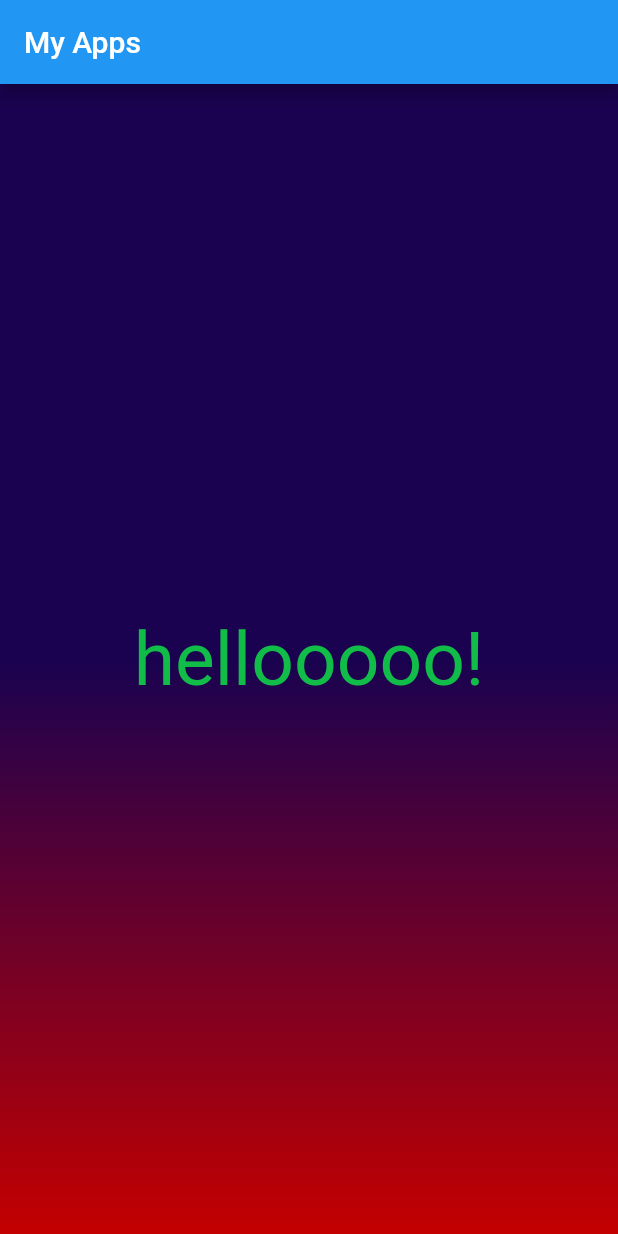
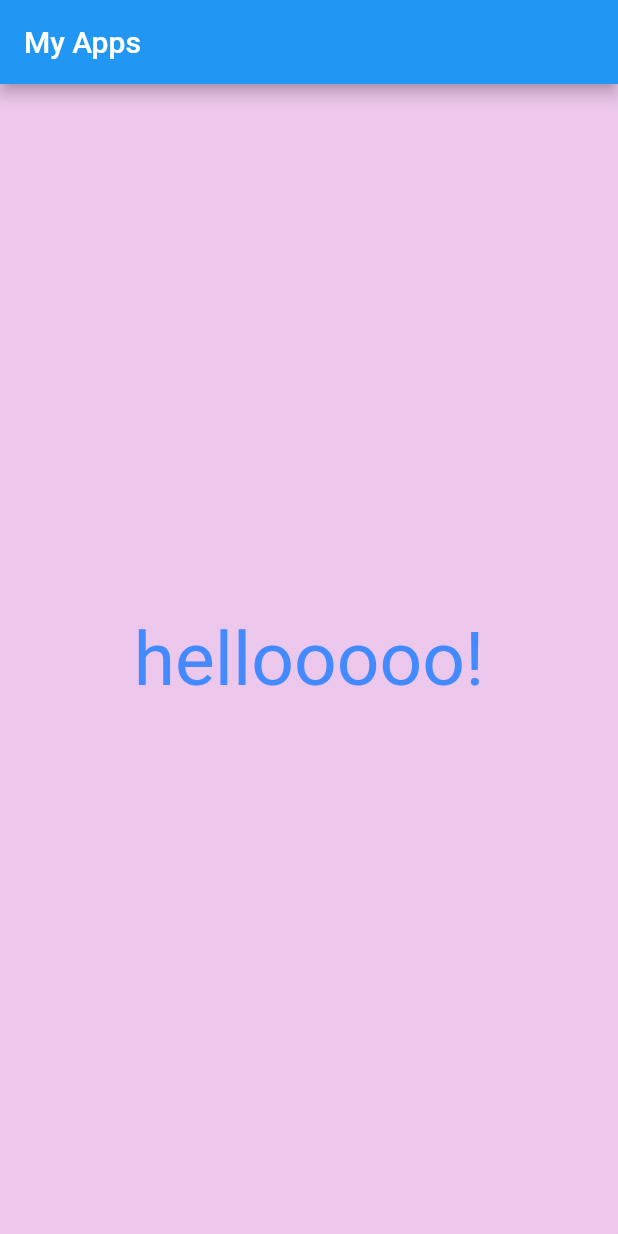
Before and after one commit to ahmadgalang/flutter-practice-one, a Flutter app: the screen it shows after launch, on a phone screen of 412 x 824 dp. Run offline on Flutter 3.47's test engine with Material 2 defaults, Android fonts, the phone set to English and light mode, and no system bars.

Commit message:
Practice: Reusable Widgets & Constructor Functions

```diff
--- a/lib/gradient_container.dart
+++ b/lib/gradient_container.dart
@@ -1,24 +1,25 @@
 import 'package:flutter/material.dart';
 import 'package:my_app/styled_text.dart';
 
-var alignmentCenter = Alignment.center;
-var bottomCenter = Alignment.bottomCenter;
+const alignmentCenter = Alignment.center;
+const bottomCenter = Alignment.bottomCenter;
 
 class GradientContainer extends StatelessWidget {
-  const GradientContainer({super.key});
+  const GradientContainer(this.color1, this.color2, {super.key});
+
+  final Color color1;
+  final Color color2;
 
   @override
   Widget build(context) {
     return Container(
       decoration: BoxDecoration(
-        gradient: LinearGradient(colors: const [
-          Color.fromARGB(255, 26, 2, 80),
-          Color.fromARGB(255, 196, 0, 0)
-        ], begin: alignmentCenter, end: bottomCenter),
+        gradient: LinearGradient(
+            colors: [color1, color2],
+            begin: alignmentCenter,
+            end: bottomCenter),
       ),
-      child: const Center(
-        child: StyledText('hellooooo!')
-      ),
+      child: const Center(child: StyledText('hellooooo!')),
     );
   }
 }
--- a/lib/main.dart
+++ b/lib/main.dart
@@ -7,7 +7,10 @@ void main() {
       appBar: AppBar(
         title: const Text('My Apps'),
       ),
-      body: const GradientContainer(),
+      body: const GradientContainer(
+        Color.fromARGB(123, 222, 145, 222),
+        Color.fromARGB(123, 222, 145, 222),
+      ),
     ),
   ));
 }
--- a/lib/styled_text.dart
+++ b/lib/styled_text.dart
@@ -9,7 +9,7 @@ class StyledText extends StatelessWidget {
   Widget build(context) {
     return Text(
       text,
-      style: const TextStyle(fontSize: 50 , color: Color.fromARGB(255, 17, 189, 72)),
+      style: const TextStyle(fontSize: 50, color: Colors.blueAccent),
     );
   }
 }
```
